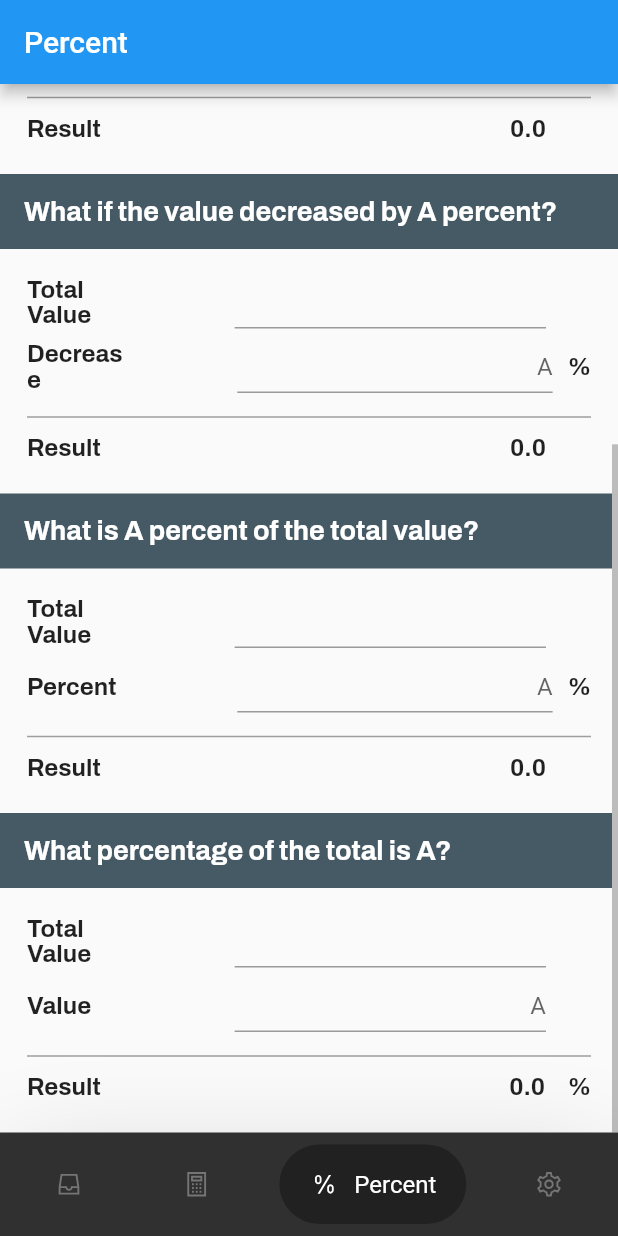
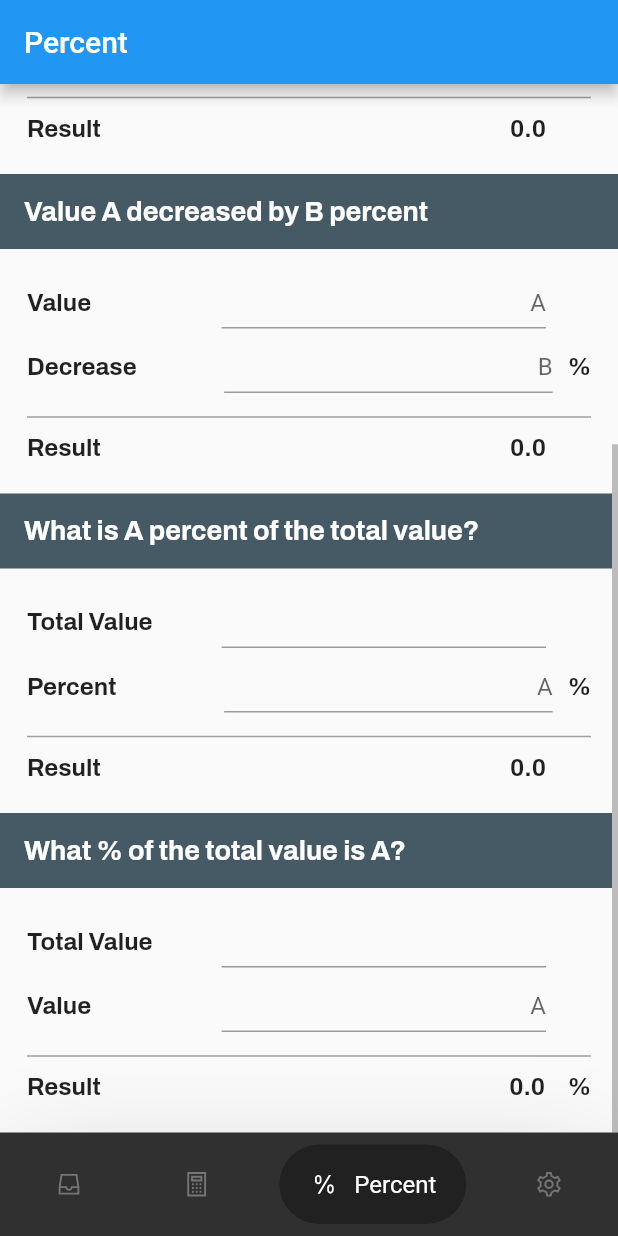
Before and after one commit to realapril/crypto_scale_trade, a Flutter app: the screen it shows after launch, item 3 of the bottom bar chosen, scrolled down 366 dp, on a phone screen of 412 x 824 dp. Run offline on Flutter 3.47's test engine with Material 2 defaults, Android fonts, the phone set to English and light mode, and no system bars; drawn by our look-alikes of google_nav_bar, sticky_headers; our stand-ins replace google_fonts, line_icons; generated files the repository leaves out were written again.

Commit message:
Adjusted some international strings and UI

```diff
--- a/lib/component/result_row_percent_cal.dart
+++ b/lib/component/result_row_percent_cal.dart
@@ -15,7 +15,7 @@ class ResultRowPercentWidget extends StatelessWidget {
       return Row(
         children: [
           Expanded(
-            flex : 1,
+            flex : 2,
             child: Text(AppLocalizations.of(context)!.calPercent_result,
               style: _txtstyle.percentCal_plainTextStyle(),
             ),
@@ -27,7 +27,7 @@ class ResultRowPercentWidget extends StatelessWidget {
             ),
           ),
           Expanded(
-            flex: 3,
+            flex: 5,
             child: Text(result,
               style: _txtstyle.percentCal_plainTextStyle(),
               textAlign: TextAlign.right,
@@ -46,7 +46,7 @@ class ResultRowPercentWidget extends StatelessWidget {
       return Row(
         children: [
           Expanded(
-            flex : 1,
+            flex : 2,
             child: Text(AppLocalizations.of(context)!.calPercent_result,
               style: _txtstyle.percentCal_plainTextStyle(),
             ),
@@ -58,7 +58,7 @@ class ResultRowPercentWidget extends StatelessWidget {
             ),
           ),
           Expanded(
-            flex: 3,
+            flex: 5,
             child: Text(result,
               style: _txtstyle.percentCal_plainTextStyle(),
               textAlign: TextAlign.right,
--- a/lib/l10n/app_en.arb
+++ b/lib/l10n/app_en.arb
@@ -9,16 +9,16 @@
     "quitConfirmTitle":"Are you sure?",
     "quitConfirmContent":"Do you want to exit?",
     "calPercent_result": "Result",
-    "calPercent_hint_a": "A",
-    "calPercent_hint_b": "B",
+    "calPercent_hint_a": "A  ",
+    "calPercent_hint_b": "B  ",
     "calPercent_total": "Total Value",
     "calPercent_value": "Value",
-    "calPercent_vtv_title": "If the value changed from A to B, by what percentage did it increase or Decrease?",
-    "calPercent_vi_title": "What if the value increased by A percent?",
+    "calPercent_vtv_title": "Percent change, from A to B",
+    "calPercent_vi_title": "Value A increased by B percent",
     "calPercent_vi_val2": "Increase",
-    "calPercent_vd_title": "What if the value decreased by A percent?",
+    "calPercent_vd_title": "Value A decreased by B percent",
     "calPercent_vd_val2": "Decrease",
     "calPercent_ttv_title": "What is A percent of the total value?",
     "calPercent_ttv_val2": "Percent",
-    "calPercent_vtp_title": "What percentage of the total is A?"
+    "calPercent_vtp_title": "What % of the total value is A?"
 }
--- a/lib/l10n/app_ko.arb
+++ b/lib/l10n/app_ko.arb
@@ -41,9 +41,9 @@
     "calPercent_total": "전체",
     "calPercent_value": "값",
     "calPercent_vtv_title": "A가 B가 되면 몇퍼센트 증가 / 감소?",
-    "calPercent_vi_title": "A 퍼센트 만큼 증가한다면?",
+    "calPercent_vi_title": "A가 B퍼센트 만큼 증가한다면?",
     "calPercent_vi_val2": "증가",
-    "calPercent_vd_title": "A 퍼센트 만큼 감소한다면?",
+    "calPercent_vd_title": "A가 B퍼센트 만큼 감소한다면?",
     "calPercent_vd_val2": "감소",
     "calPercent_ttv_title": "전체의 A 퍼센트는 얼마?",
     "calPercent_ttv_val2": "퍼센트",
--- a/lib/screens/percent_screen.dart
+++ b/lib/screens/percent_screen.dart
@@ -44,7 +44,7 @@ class _PercentScreen extends State<PercentScreen>{
                             Row(
                               children: [
                                 Expanded(
-                                  flex: 1,
+                                  flex: 2,
                                   child: Text(AppLocalizations.of(context)!.calPercent_value,
                                     style: _txtStyle.percentCal_plainTextStyle(),
                                   ),
@@ -54,7 +54,7 @@ class _PercentScreen extends State<PercentScreen>{
                                   child: SizedBox(),
                                 ),
                                 Expanded(
-                                  flex: 3,
+                                  flex: 5,
                                   child: SizedBox(
                                       width: 100.0,
                                       child: TextFormField(
@@ -63,7 +63,7 @@ class _PercentScreen extends State<PercentScreen>{
                                         textAlign: TextAlign.right,
                                         decoration: const InputDecoration(
                                           isDense: true,
-                                          hintText: 'A',
+                                          hintText: 'A  ',
                                         ),
                                       )
                                   ),
@@ -78,7 +78,7 @@ class _PercentScreen extends State<PercentScreen>{
                               child: Row(
                                 children: [
                                   Expanded(
-                                    flex: 1,
+                                    flex: 2,
                                     child: Text(AppLocalizations.of(context)!.calPercent_value,
                                       style: _txtStyle.percentCal_plainTextStyle(),
                                     ),
@@ -90,7 +90,7 @@ class _PercentScreen extends State<PercentScreen>{
                                     ),
                                   ),
                                   Expanded(
-                                    flex: 3,
+                                    flex: 5,
                                     child: SizedBox(
                                         width: 100.0,
                                         child: TextFormField(
@@ -99,7 +99,7 @@ class _PercentScreen extends State<PercentScreen>{
                                           textAlign: TextAlign.right,
                                           decoration: const InputDecoration(
                                             isDense: true,
-                                            hintText: 'B',
+                                            hintText: 'B  ',
                                           ),
                                         )
                                     ),
@@ -140,8 +140,8 @@ class _PercentScreen extends State<PercentScreen>{
                             Row(
                               children: [
                                 Expanded(
-                                  flex: 1,
-                                  child: Text(AppLocalizations.of(context)!.calPercent_total,
+                                  flex: 2,
+                                  child: Text(AppLocalizations.of(context)!.calPercent_value,
                                     style: _txtStyle.percentCal_plainTextStyle(),
                                   ),
                                 ),
@@ -150,7 +150,7 @@ class _PercentScreen extends State<PercentScreen>{
                                   child: SizedBox(),
                                 ),
                                 Expanded(
-                                  flex: 3,
+                                  flex: 5,
                                   child: SizedBox(
                                       width: 100.0,
                                       child: TextFormField(
@@ -159,6 +159,7 @@ class _PercentScreen extends State<PercentScreen>{
                                         textAlign: TextAlign.right,
                                         decoration: const InputDecoration(
                                           isDense: true,
+                                          hintText: 'A',
                                         ),
                                       )
                                   ),
@@ -173,7 +174,7 @@ class _PercentScreen extends State<PercentScreen>{
                               child: Row(
                                 children: [
                                   Expanded(
-                                    flex: 1,
+                                    flex: 2,
                                     child: Text(AppLocalizations.of(context)!.calPercent_vi_val2,
                                       style: _txtStyle.percentCal_plainTextStyle(),
                                     ),
@@ -185,7 +186,7 @@ class _PercentScreen extends State<PercentScreen>{
                                     ),
                                   ),
                                   Expanded(
-                                    flex: 3,
+                                    flex: 5,
                                     child: SizedBox(
                                         width: 100.0,
                                         child: TextFormField(
@@ -194,7 +195,7 @@ class _PercentScreen extends State<PercentScreen>{
                                           textAlign: TextAlign.right,
                                           decoration: const InputDecoration(
                                             isDense: true,
-                                            hintText: 'A',
+                                            hintText: 'B',
                                           ),
                                         )
                                     ),
@@ -238,8 +239,8 @@ class _PercentScreen extends State<PercentScreen>{
                             Row(
                               children: [
                                 Expanded(
-                                  flex: 1,
-                                  child: Text(AppLocalizations.of(context)!.calPercent_total,
+                                  flex: 2,
+                                  child: Text(AppLocalizations.of(context)!.calPercent_value,
                                     style: _txtStyle.percentCal_plainTextStyle(),
                                   ),
                                 ),
@@ -248,7 +249,7 @@ class _PercentScreen extends State<PercentScreen>{
                                   child: SizedBox(),
                                 ),
                                 Expanded(
-                                  flex: 3,
+                                  flex: 5,
                                   child: SizedBox(
                                       width: 100.0,
                                       child: TextFormField(
@@ -257,6 +258,8 @@ class _PercentScreen extends State<PercentScreen>{
                                         textAlign: TextAlign.right,
                                         decoration: const InputDecoration(
                                           isDense: true,
+                                          hintText: 'A',
+
                                         ),
                                       )
                                   ),
@@ -271,7 +274,7 @@ class _PercentScreen extends State<PercentScreen>{
                               child: Row(
                                 children: [
                                   Expanded(
-                                    flex: 1,
+                                    flex: 2,
                                     child: Text(AppLocalizations.of(context)!.calPercent_vd_val2,
                                       style: _txtStyle.percentCal_plainTextStyle(),
                                     ),
@@ -283,7 +286,7 @@ class _PercentScreen extends State<PercentScreen>{
                                     ),
                                   ),
                                   Expanded(
-                                    flex: 3,
+                                    flex: 5,
                                     child: SizedBox(
                                         width: 100.0,
                                         child: TextFormField(
@@ -292,7 +295,7 @@ class _PercentScreen extends State<PercentScreen>{
                                           textAlign: TextAlign.right,
                                           decoration: const InputDecoration(
                                             isDense: true,
-                                            hintText: 'A',
+                                            hintText: 'B',
                                           ),
                                         )
                                     ),
@@ -336,7 +339,7 @@ class _PercentScreen extends State<PercentScreen>{
                             Row(
                               children: [
                                 Expanded(
-                                  flex: 1,
+                                  flex: 2,
                                   child: Text(AppLocalizations.of(context)!.calPercent_total ,
                                     style: _txtStyle.percentCal_plainTextStyle(),
                                   ),
@@ -347,7 +350,7 @@ class _PercentScreen extends State<PercentScreen>{
                                   ),
                                 ),
                                 Expanded(
-                                  flex: 3,
+                                  flex: 5,
                                   child: SizedBox(
                                       width: 100.0,
                                       child: TextFormField(
@@ -370,7 +373,7 @@ class _PercentScreen extends State<PercentScreen>{
                               child: Row(
                                 children: [
                                   Expanded(
-                                    flex: 1,
+                                    flex: 2,
                                     child: Text(AppLocalizations.of(context)!.calPercent_ttv_val2,
                                       style: _txtStyle.percentCal_plainTextStyle() ,
                                     ),
@@ -382,7 +385,7 @@ class _PercentScreen extends State<PercentScreen>{
                                     ),
                                   ),
                                   Expanded(
-                                    flex: 3,
+                                    flex: 5,
                                     child: SizedBox(
                                         width: 100.0,
                                         child: TextFormField(
@@ -391,7 +394,7 @@ class _PercentScreen extends State<PercentScreen>{
                                           textAlign: TextAlign.right,
                                           decoration: const InputDecoration(
                                             isDense: true,
-                                            hintText: 'A',
+                                            hintText: 'A  ',
                                           ),
                                         )
                                     ),
@@ -434,7 +437,7 @@ class _PercentScreen extends State<PercentScreen>{
                             Row(
                               children: [
                                 Expanded(
-                                  flex: 1,
+                                  flex: 2,
                                   child: Text(AppLocalizations.of(context)!.calPercent_total ,
                                     style: _txtStyle.percentCal_plainTextStyle(),
                                   ),
@@ -444,7 +447,7 @@ class _PercentScreen extends State<PercentScreen>{
                                   child: SizedBox(),
                                 ),
                                 Expanded(
-                                  flex: 3,
+                                  flex: 5,
                                   child: SizedBox(
                                       width: 100.0,
                                       child: TextFormField(
@@ -467,7 +470,7 @@ class _PercentScreen extends State<PercentScreen>{
                               child: Row(
                                 children: [
                                   Expanded(
-                                    flex: 1,
+                                    flex: 2,
                                     child: Text(AppLocalizations.of(context)!.calPercent_value ,
                                       style: _txtStyle.percentCal_plainTextStyle(),
                                     ),
@@ -479,7 +482,7 @@ class _PercentScreen extends State<PercentScreen>{
                                     ),
                                   ),
                                   Expanded(
-                                    flex: 3,
+                                    flex: 5,
                                     child: SizedBox(
                                         width: 100.0,
                                         child: TextFormField(
@@ -488,7 +491,7 @@ class _PercentScreen extends State<PercentScreen>{
                                           textAlign: TextAlign.right,
                                           decoration: const InputDecoration(
                                             isDense: true,
-                                            hintText: 'A',
+                                            hintText: 'A  ',
                                           ),
                                         )
                                     ),
```
